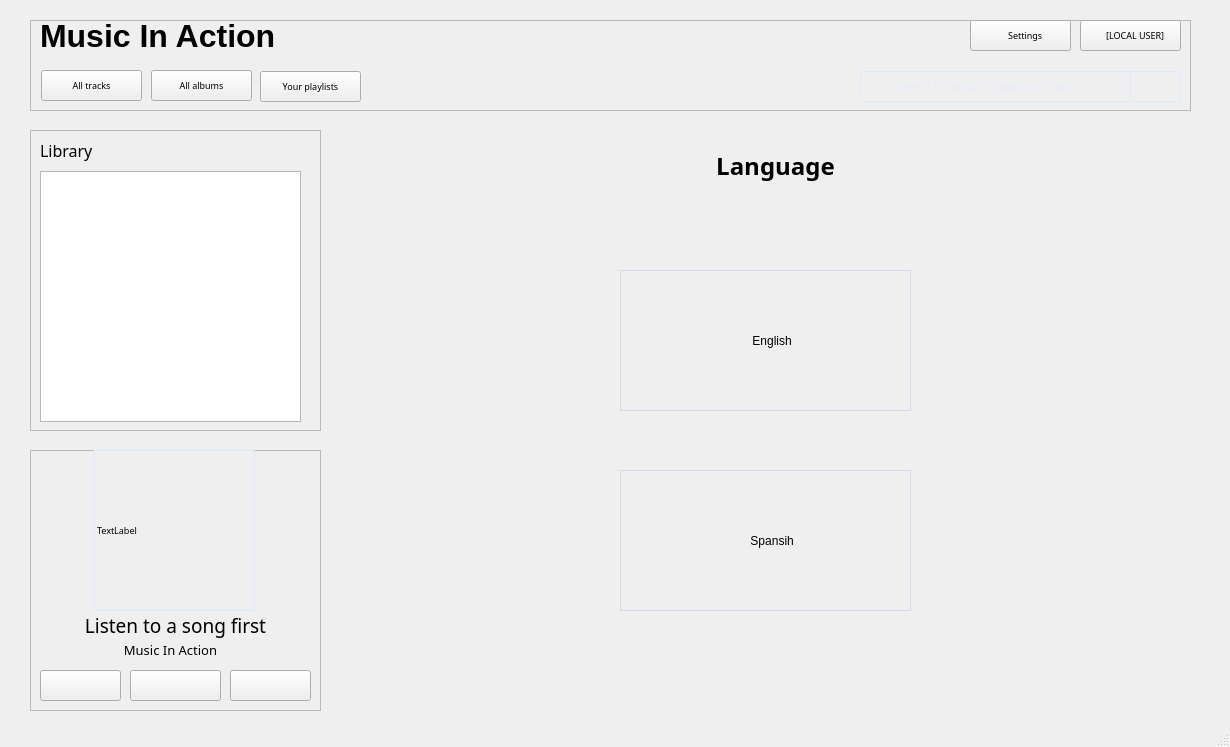
Above: mainwindow.ui from AlexDev404/GUIFinalProject before the change. Below: the same form after it.
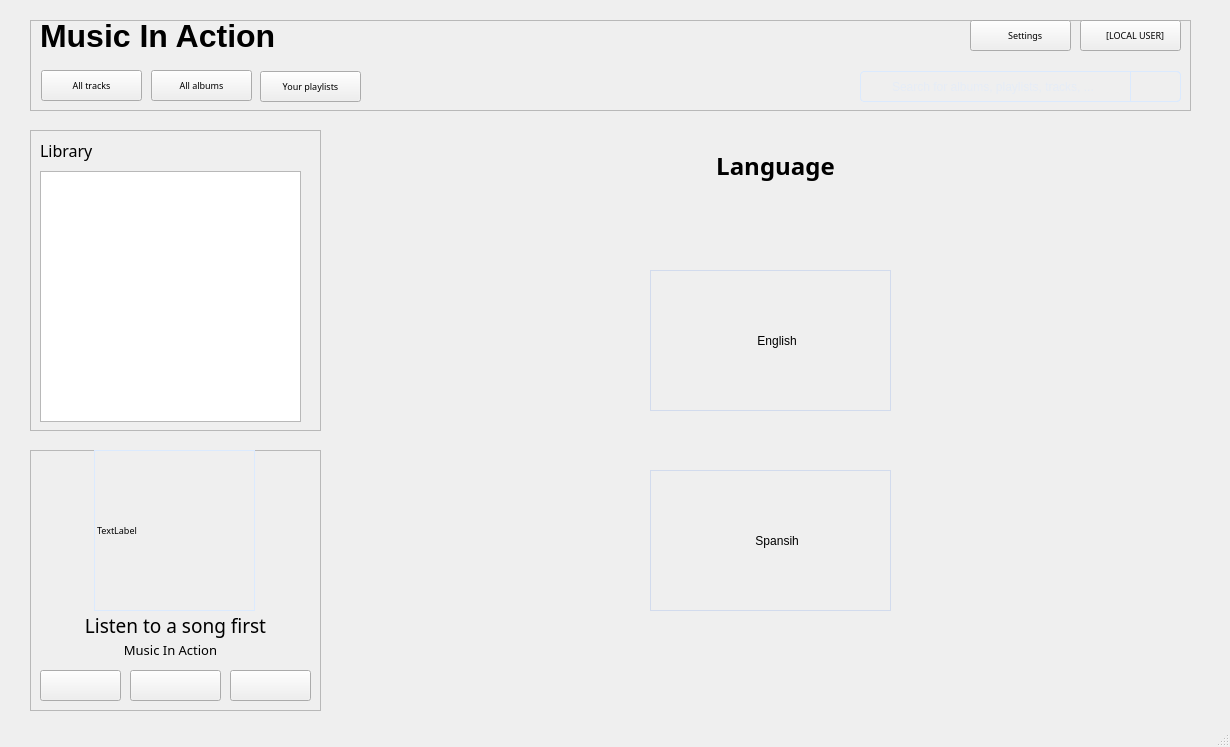
That is the form after the change. The open tabs and pages were chosen to show the change.

Commit message: final touches before ui presentation

What changed in the file:
```diff
--- a/mainwindow.ui
+++ b/mainwindow.ui
@@ -1455,9 +1455,9 @@
      <widget class="QPushButton" name="englishButton">
       <property name="geometry">
        <rect>
-        <x>270</x>
+        <x>300</x>
         <y>140</y>
-        <width>291</width>
+        <width>241</width>
         <height>141</height>
        </rect>
       </property>
@@ -1468,9 +1468,9 @@
      <widget class="QPushButton" name="spanishButton">
       <property name="geometry">
        <rect>
-        <x>270</x>
+        <x>300</x>
         <y>340</y>
-        <width>291</width>
+        <width>241</width>
         <height>141</height>
        </rect>
       </property>
```
Left out of the diff: 6 changed lines with no effect on the pictures. The commit also changes 4 other files.
